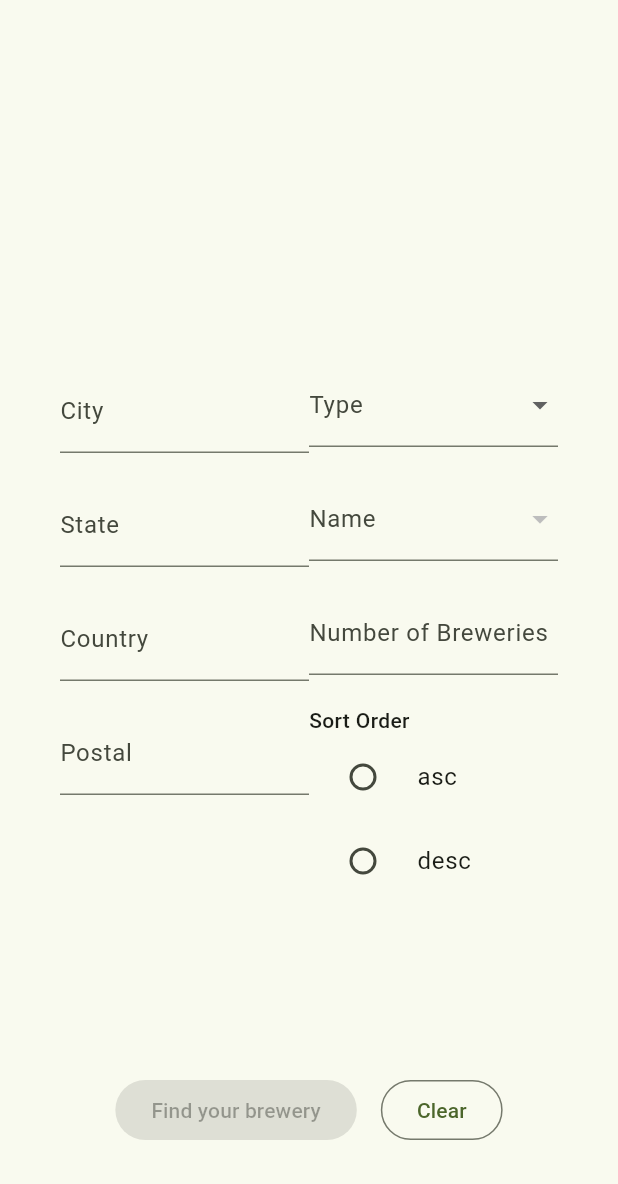
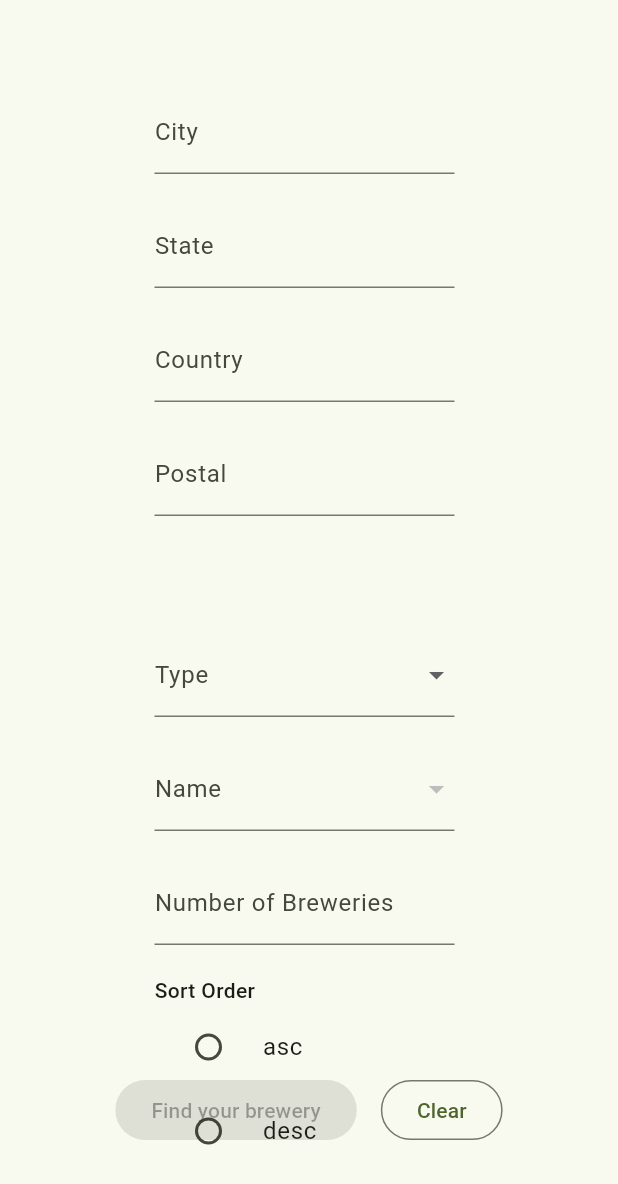
Before and after one commit to Dripcoding/cheers_app, a Flutter app: the screen it shows after launch, on a phone screen of 412 x 824 dp. Shown: the top 1184 px of the screen. Run offline on Flutter 3.47's test engine with Material 3 defaults, Android fonts, the phone set to English and light mode, and no system bars; our stand-ins replace flutter_map, latlong2, logger.

Commit message:
allow search from children to wrap

```diff
--- a/lib/pages/search/components/search_form.dart
+++ b/lib/pages/search/components/search_form.dart
@@ -17,19 +17,26 @@ class SearchForm extends StatelessWidget {
     return Form(
       child: ConstrainedBox(
         constraints: const BoxConstraints(maxWidth: 1920, maxHeight: 1200),
-        child: Row(
-          mainAxisSize: MainAxisSize.max,
-          children: [
-            Expanded(child: AddressRow(controllers: addressControllers)),
-            Expanded(
-              child: const Column(
+        child: SizedBox(
+          height: MediaQuery.sizeOf(context).height * 0.25,
+          width: MediaQuery.sizeOf(context).width / 2,
+          child: Wrap(
+            direction: Axis.horizontal,
+            alignment: WrapAlignment.spaceBetween,
+            crossAxisAlignment: WrapCrossAlignment.center,
+            runAlignment: WrapAlignment.center,
+            spacing: 10,
+            runSpacing: 10,
+            children: [
+              AddressRow(controllers: addressControllers),
+              const Column(
                 mainAxisSize: MainAxisSize.max,
                 mainAxisAlignment: MainAxisAlignment.center,
                 crossAxisAlignment: CrossAxisAlignment.center,
                 children: [IdentifierFields(), SortFields()],
               ),
-            ),
-          ],
+            ],
+          ),
         ),
       ),
     );
```
